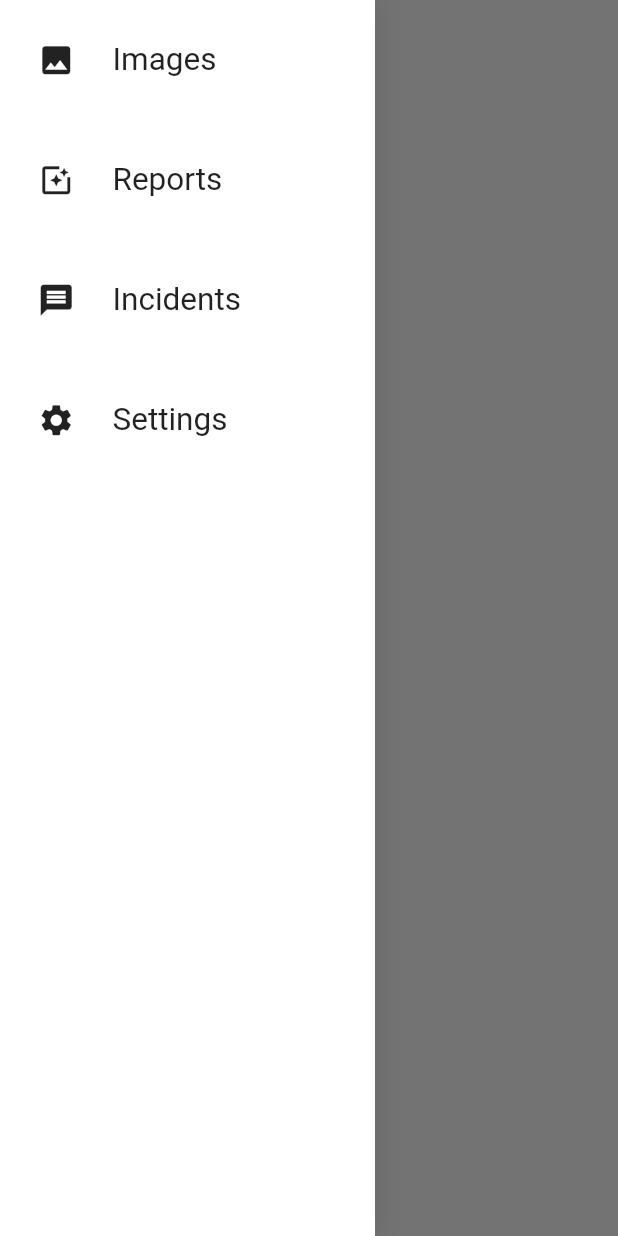
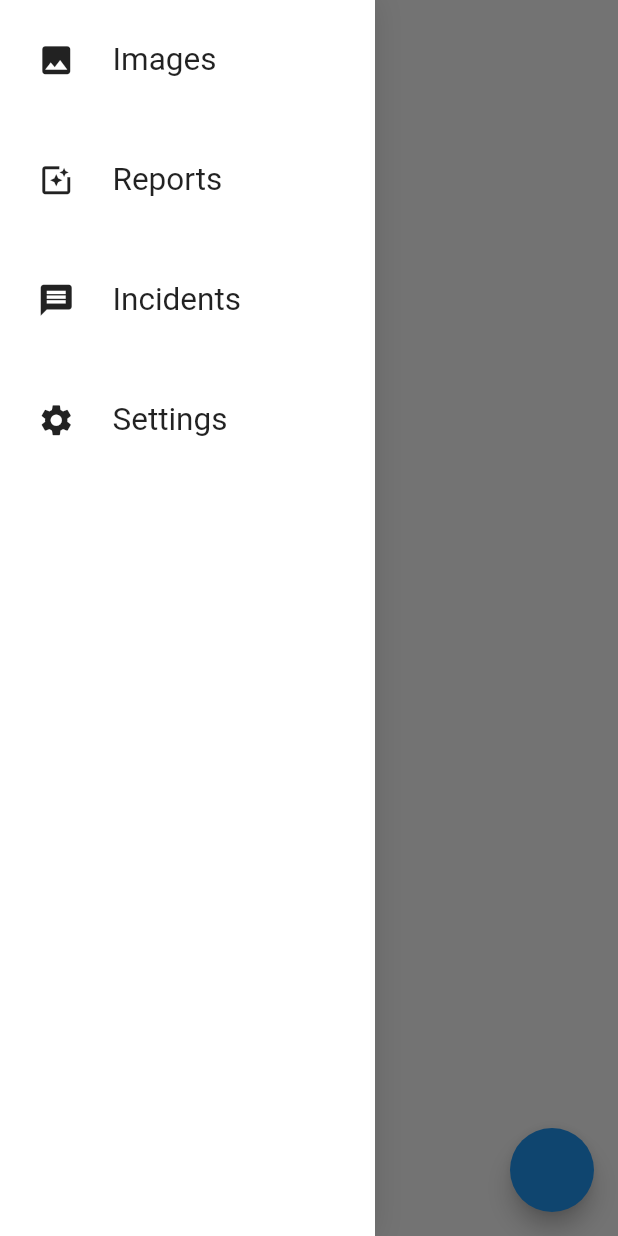
Before and after one commit to WiltonHotz/Flutter-responsive_ui, a Flutter app: the screen it shows after launch, after a tap on the "menu" icon, on a phone screen of 412 x 824 dp. Run offline on Flutter 3.47's test engine with Material 2 defaults, Android fonts, the phone set to English and light mode, and no system bars; our stand-ins replace device_preview.

```diff
--- /dev/null
+++ b/lib/datamodels/drawer_item_data.dart
@@ -0,0 +1,8 @@
+import 'package:flutter/widgets.dart';
+
+class DrawerItemData {
+  final String title;
+  final IconData iconData;
+
+  DrawerItemData({this.title, this.iconData});
+}
--- a/lib/ui/responsive/orientation_layout.dart
+++ b/lib/ui/responsive/orientation_layout.dart
@@ -1,8 +1,8 @@
 import 'package:flutter/material.dart';
 
 class OrientationLayout extends StatelessWidget {
-  final Widget landscape;
-  final Widget portrait;
+  final Widget Function(BuildContext) landscape;
+  final Widget Function(BuildContext) portrait;
   const OrientationLayout({
     Key key,
     this.landscape,
@@ -11,10 +11,17 @@ class OrientationLayout extends StatelessWidget {
 
   @override
   Widget build(BuildContext context) {
-    var orientation = MediaQuery.of(context).orientation;
-    if(orientation == Orientation.landscape) {
-      return landscape ?? portrait;
-    }
-    return portrait;
+
+    return LayoutBuilder(
+      builder: (context, boxConstraints) {
+        var orientation = MediaQuery.of(context).orientation;
+        if(orientation == Orientation.landscape) {
+          if(landscape != null) {
+            return landscape(context);
+          }
+        }
+        return portrait(context);
+      },
+    );
   }
 }
--- a/lib/ui/views/home/home_view.dart
+++ b/lib/ui/views/home/home_view.dart
@@ -1,8 +1,8 @@
 import 'package:flutter/material.dart';
 import 'package:responsivearchitecture/ui/responsive/orientation_layout.dart';
-import 'package:responsivearchitecture/ui/responsive/responsive_builder.dart';
 import 'package:responsivearchitecture/ui/responsive/screen_type_layout.dart';
-
+import 'package:responsivearchitecture/viewmodels/home_view_model.dart';
+import 'package:responsivearchitecture/widgets/base_widget.dart';
 import 'home_view_mobile.dart';
 import 'home_view_tablet.dart';
 
@@ -11,16 +11,16 @@ class HomeView extends StatelessWidget {
 
   @override
   Widget build(BuildContext context) {
-    return ResponsiveBuilder(
-      builder: (context, sizingInformation) {
-        return ScreenTypeLayout(
-          mobile: OrientationLayout(
-            portrait: HomeMobilePortrait(),
-            landscape: HomeMobileLandscape(),
-          ),
-          tablet: HomeViewTablet(),
-        );
-      },
+    return BaseWidget<HomeViewModel>(
+      viewModel: HomeViewModel(),
+      onModelReady: (model) => model.initialize(),
+      builder: (context) => ScreenTypeLayout(
+        mobile: OrientationLayout(
+          portrait: (context) => HomeMobilePortrait(),
+          landscape: (context) => HomeMobileLandscape(),
+        ),
+        tablet: HomeViewTablet(),
+      ),
     );
   }
 }
--- a/lib/ui/views/home/home_view_mobile.dart
+++ b/lib/ui/views/home/home_view_mobile.dart
@@ -2,16 +2,24 @@
 // portrait and landscape
 
 import 'package:flutter/material.dart';
+import 'package:responsivearchitecture/viewmodels/home_view_model.dart';
 import 'package:responsivearchitecture/widgets/app_drawer/app_drawer.dart';
+import 'package:responsivearchitecture/widgets/base_model_widget.dart';
 
-class HomeMobilePortrait extends StatelessWidget {
+class HomeMobilePortrait extends BaseModelWidget<HomeViewModel> {
   final GlobalKey<ScaffoldState> _scaffoldKey = GlobalKey<ScaffoldState>();
   @override
-  Widget build(BuildContext context) {
+  Widget build(BuildContext context, HomeViewModel model) {
     return Scaffold(
       key: _scaffoldKey,
       drawer: AppDrawer(),
+      floatingActionButton: FloatingActionButton(
+        onPressed: () {
+          model.updateTitle();
+        },
+      ),
       body: Column(
+        crossAxisAlignment: CrossAxisAlignment.start,
         children: <Widget>[
           Padding(
             padding: const EdgeInsets.all(16.0),
@@ -25,19 +33,29 @@ class HomeMobilePortrait extends StatelessWidget {
               },
             ),
           ),
+          Expanded(
+            child: Center(
+              child: Text(model.title),
+            ),
+          ),
         ],
       ),
     );
   }
 }
 
-class HomeMobileLandscape extends StatelessWidget {
+class HomeMobileLandscape extends BaseModelWidget<HomeViewModel> {
   @override
-  Widget build(BuildContext context) {
+  Widget build(BuildContext context, HomeViewModel model) {
     return Scaffold(
       body: Row(
         children: <Widget>[
           AppDrawer(),
+          Expanded(
+            child: Center(
+              child: Text(model.title),
+            ),
+          ),
         ],
       ),
     );
--- /dev/null
+++ b/lib/viewmodels/home_view_model.dart
@@ -0,0 +1,17 @@
+import 'package:flutter/foundation.dart';
+
+class HomeViewModel extends ChangeNotifier {
+  String title = 'default';
+  int counter = 0;
+
+  void initialize() {
+    title = 'initialized';
+    notifyListeners();
+  }
+
+  void updateTitle() {
+    counter++;
+    title = 'Updated: $counter';
+    notifyListeners();
+  }
+}
--- a/lib/widgets/app_drawer/app_drawer.dart
+++ b/lib/widgets/app_drawer/app_drawer.dart
@@ -3,7 +3,6 @@ import 'package:responsivearchitecture/ui/responsive/orientation_layout.dart';
 import 'package:responsivearchitecture/ui/responsive/screen_type_layout.dart';
 import 'package:responsivearchitecture/widgets/app_drawer/app_drawer_mobile.dart';
 import 'package:responsivearchitecture/widgets/drawer_option/drawer_option.dart';
-
 import 'app_drawer_tablet.dart';
 
 class AppDrawer extends StatelessWidget {
@@ -12,8 +11,8 @@ class AppDrawer extends StatelessWidget {
     return ScreenTypeLayout(
       mobile: AppDrawerMobile(),
       tablet: OrientationLayout(
-        portrait: AppDrawerTabletPortrait(),
-        landscape: AppDrawerTabletLandscape(),
+        portrait: (context) => AppDrawerTabletPortrait(),
+        landscape: (context) => AppDrawerTabletLandscape(),
       ),
     );
   }
--- /dev/null
+++ b/lib/widgets/base_widget.dart
@@ -0,0 +1,41 @@
+import 'package:flutter/material.dart';
+import 'package:provider/provider.dart';
+
+class BaseWidget<T extends ChangeNotifier> extends StatefulWidget {
+
+  final Widget Function(BuildContext) builder;
+  final Function(T) onModelReady;
+  final T viewModel;
+
+  BaseWidget({
+   Key key,
+   this.builder,
+   this.onModelReady,
+   this.viewModel
+}) : super(key: key);
+
+  @override
+  _BaseWidgetState<T> createState() => _BaseWidgetState<T>();
+}
+
+class _BaseWidgetState<T extends ChangeNotifier> extends State<BaseWidget<T>> {
+  T _model;
+
+  @override
+  void initState() {
+    super.initState();
+    _model = widget.viewModel;
+
+    if(widget.onModelReady != null) {
+      widget.onModelReady(_model);
+    }
+  }
+
+  @override
+  Widget build(BuildContext context) {
+    return ChangeNotifierProvider(
+      create: (context) => _model,
+      child: widget.builder(context),
+    );
+  }
+}
--- a/lib/widgets/drawer_option/drawer_option.dart
+++ b/lib/widgets/drawer_option/drawer_option.dart
@@ -1,4 +1,6 @@
 import 'package:flutter/material.dart';
+import 'package:provider/provider.dart';
+import 'package:responsivearchitecture/datamodels/drawer_item_data.dart';
 import 'package:responsivearchitecture/ui/responsive/orientation_layout.dart';
 import 'package:responsivearchitecture/ui/responsive/screen_type_layout.dart';
 
@@ -16,24 +18,16 @@ class DrawerOption extends StatelessWidget {
 
   @override
   Widget build(BuildContext context) {
-    return ScreenTypeLayout(
-      mobile: OrientationLayout(
-        portrait: DrawerOptionMobilePortrait(
-          title: title,
-          iconData: iconData,
+    return Provider.value(
+      value: DrawerItemData(title: title, iconData: iconData),
+      child: ScreenTypeLayout(
+        mobile: OrientationLayout(
+          portrait: (context) => DrawerOptionMobilePortrait(),
+          landscape: (context) => DrawerOptionMobileLandscape(),
         ),
-        landscape: DrawerOptionMobileLandscape(
-          iconData: iconData,
-        ),
-      ),
-      tablet: OrientationLayout(
-        portrait: DrawerOptionTabletPortrait(
-          title: title,
-          iconData: iconData,
-        ),
-        landscape: DrawerOptionMobilePortrait(
-          title: title,
-          iconData: iconData,
+        tablet: OrientationLayout(
+          portrait: (context) => DrawerOptionTabletPortrait(),
+          landscape: (context) => DrawerOptionMobilePortrait(),
         ),
       ),
     );
--- a/lib/widgets/drawer_option/drawer_option_mobile.dart
+++ b/lib/widgets/drawer_option/drawer_option_mobile.dart
@@ -1,31 +1,29 @@
 import 'package:flutter/material.dart';
+import 'package:responsivearchitecture/datamodels/drawer_item_data.dart';
+import 'package:responsivearchitecture/widgets/base_model_widget.dart';
 
-class DrawerOptionMobilePortrait extends StatelessWidget {
-  final String title;
-  final IconData iconData;
-  const DrawerOptionMobilePortrait({
-    Key key,
-    this.title,
-    this.iconData,
-  }) : super(key: key);
+class DrawerOptionMobilePortrait extends BaseModelWidget<DrawerItemData> {
   @override
-  Widget build(BuildContext context) {
+  Widget build(BuildContext context, DrawerItemData data) {
     return Container(
-      padding: EdgeInsets.only(left: 25.0,),
+      padding: EdgeInsets.only(
+        left: 25.0,
+      ),
       height: 80.0,
       child: Row(
         children: <Widget>[
           Icon(
-            iconData,
+            data.iconData,
             size: 25.0,
           ),
           SizedBox(
             width: 25.0,
           ),
-          Text(title,
-          style: TextStyle(
-          fontSize: 21.0,
-          ),
+          Text(
+            data.title,
+            style: TextStyle(
+              fontSize: 21.0,
+            ),
           ),
         ],
       ),
@@ -33,18 +31,13 @@ class DrawerOptionMobilePortrait extends StatelessWidget {
   }
 }
 
-class DrawerOptionMobileLandscape extends StatelessWidget {
-  final IconData iconData;
-  const DrawerOptionMobileLandscape({
-    Key key,
-    this.iconData,
-  }) : super(key: key);
+class DrawerOptionMobileLandscape extends BaseModelWidget<DrawerItemData> {
   @override
-  Widget build(BuildContext context) {
+  Widget build(BuildContext context, DrawerItemData data) {
     return Container(
       height: 70.0,
       alignment: Alignment.center,
-      child: Icon(iconData)
+      child: Icon(data.iconData),
     );
   }
 }
--- a/pubspec.yaml
+++ b/pubspec.yaml
@@ -24,6 +24,7 @@ dependencies:
   # Use with the CupertinoIcons class for iOS style icons.
   cupertino_icons: ^0.1.2
   device_preview: ^0.4.4
+  provider: ^4.0.5
 
 dev_dependencies:
   flutter_test:
```
Also changed, not shown: lib/widgets/base_model_widget.dart (added, +20 -0 lines), lib/widgets/drawer_option/drawer_option_tablet.dart (+18 -28 lines), pubspec.lock, 1 other file.
